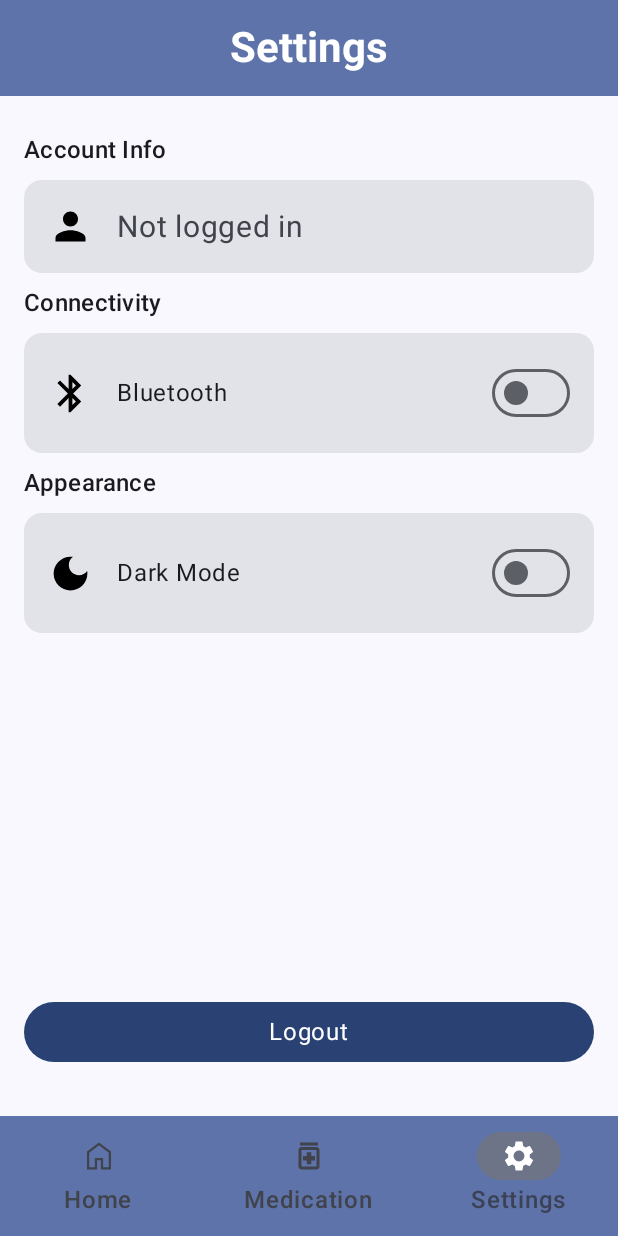
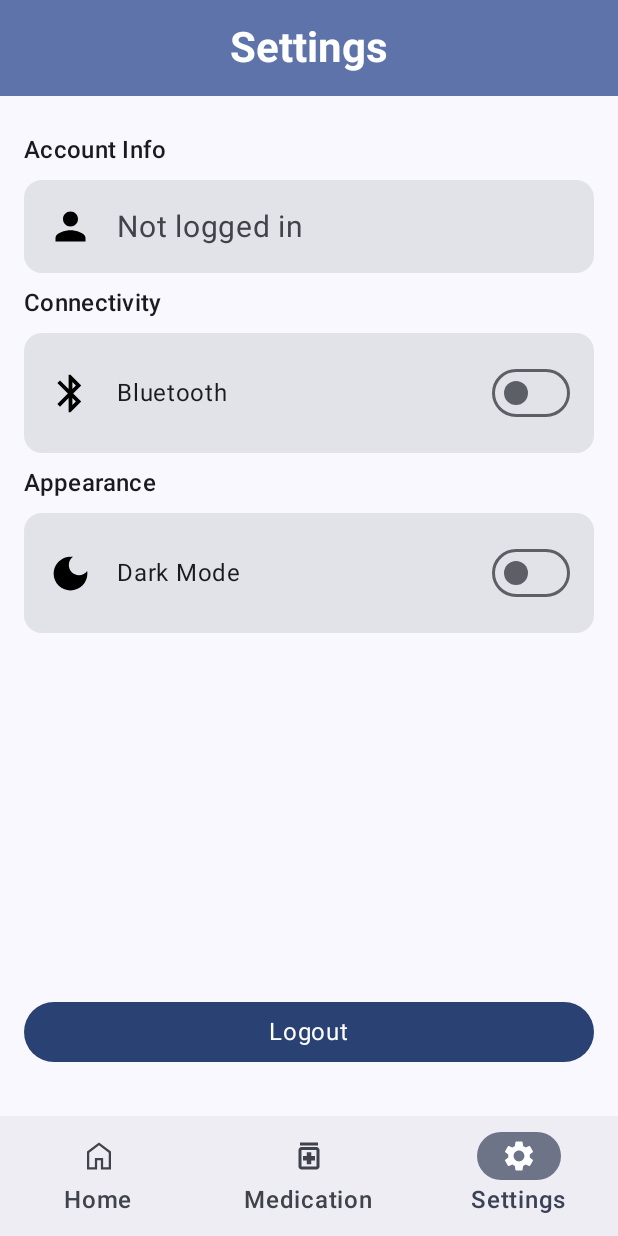
Before and after one commit to ywu256/MAPD721_Project, an Android app built with Jetpack Compose: the SettingsScreen screen opened through its navigation route, on a phone screen of 412 x 824 dp. Run offline under Robolectric (Android 15) with nearby library versions, the phone set to English and light mode, and no system bars.

Commit message:
Removed the background color from bottom bar on SettingsScreen

```diff
--- a/app/src/main/java/com/group1/mapd721_project/SettingsScreen.kt
+++ b/app/src/main/java/com/group1/mapd721_project/SettingsScreen.kt
@@ -100,10 +100,7 @@ fun SettingsScreen(
                 )
             },
             bottomBar = {
-                NavigationBar(
-                    containerColor = MaterialTheme.colorScheme.primaryContainer,
-                    contentColor = MaterialTheme.colorScheme.onPrimaryContainer
-                ) {
+                NavigationBar {
                     NavigationBarItem(
                         selected = currentRoute == "home",
                         onClick = { onNavigate("home") },
```
